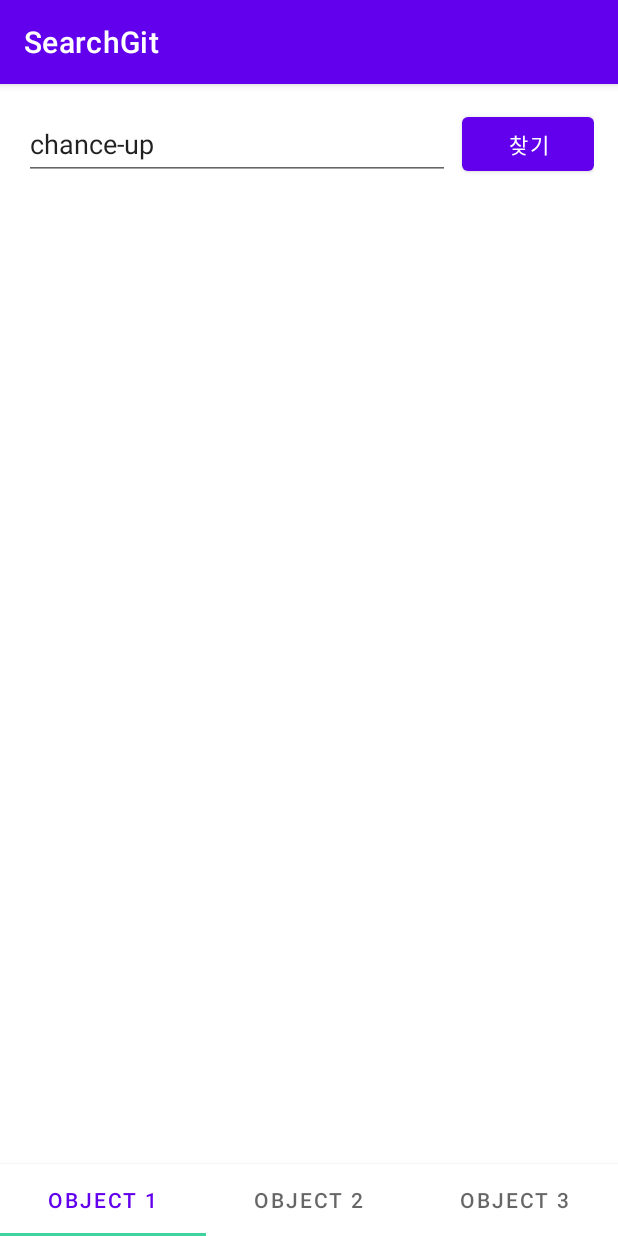
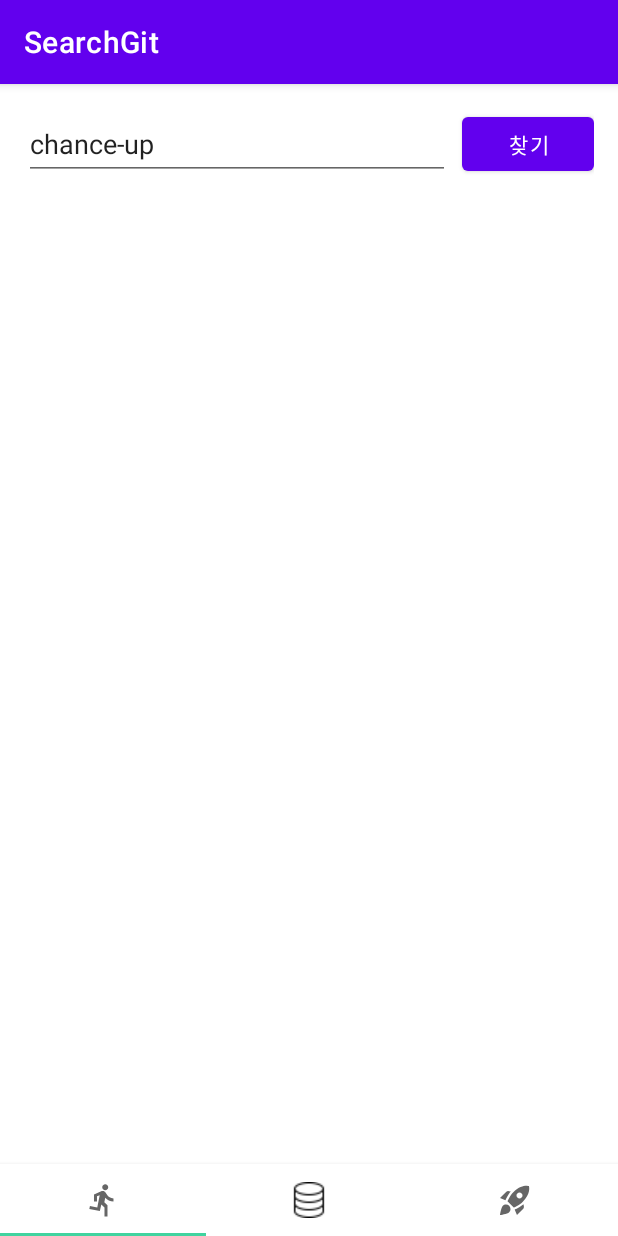
Before and after one commit to chance-up/SearchGit, an Android app: the screen it shows after launch (MainActivity), on a phone screen of 412 x 824 dp. Run offline under Robolectric (Android 15) with nearby library versions, the phone set to English and light mode, and no system bars; our stand-ins replace data binding; pictures from the network do not load.

Commit message:
Modify TabLayoutMediator

```diff
--- a/app/src/main/java/com/example/searchgit/ui/StartFragment.kt
+++ b/app/src/main/java/com/example/searchgit/ui/StartFragment.kt
@@ -5,6 +5,10 @@ import androidx.fragment.app.Fragment
 import android.view.LayoutInflater
 import android.view.View
 import android.view.ViewGroup
+import android.widget.RelativeLayout
+import androidx.core.view.get
+import androidx.viewpager2.widget.ViewPager2
+import com.example.searchgit.R
 import com.example.searchgit.adapter.ViewPagerAdapter
 import com.example.searchgit.databinding.FragmentStartBinding
 import com.google.android.material.tabs.TabLayout
@@ -21,10 +25,29 @@ class StartFragment : Fragment() {
 
     override fun onViewCreated(view: View, savedInstanceState: Bundle?) {
         super.onViewCreated(view, savedInstanceState)
-        startFragmentBinding.viewPagerBottomNav.adapter = ViewPagerAdapter(this)
-        TabLayoutMediator(startFragmentBinding.tabLayoutBottomNav,startFragmentBinding.viewPagerBottomNav){
+        val viewPager = startFragmentBinding.viewPagerBottomNav
+        val tabLayout = startFragmentBinding.tabLayoutBottomNav
+        val bottomNavLayout: View = this.layoutInflater.inflate(R.layout.bottom_nav,null,false)
+        val relativeLayoutList = listOf<RelativeLayout>(
+            bottomNavLayout.findViewById(R.id.btn_bottom_navi_search),
+            bottomNavLayout.findViewById(R.id.btn_bottom_navi_database),
+            bottomNavLayout.findViewById(R.id.btn_bottom_navi_third)
+        )
+        viewPager.adapter = ViewPagerAdapter(this)
+        TabLayoutMediator(tabLayout,viewPager){
                 tab: TabLayout.Tab,
-                i: Int -> tab.text = "OBJECT ${(i + 1)}"
+                i: Int -> tab.customView = relativeLayoutList[i]
         }.attach()
     }
+////text = "OBJECT ${(i + 1)}"
+//    private fun customizingTabLayout(){
+//        val tabLayout = startFragmentBinding.tabLayoutBottomNav
+//        val bottomNavLayout: View = this.layoutInflater.inflate(R.layout.bottom_nav,null,false)
+//        tabLayout.getTabAt(0)?.customView = bottomNavLayout.findViewById(R.id.btn_bottom_navi_search) as RelativeLayout
+//        tabLayout.getTabAt(1)?.customView = bottomNavLayout.findViewById(R.id.btn_bottom_navi_database) as RelativeLayout
+//        tabLayout.getTabAt(2)?.customView = bottomNavLayout.findViewById(R.id.btn_bottom_navi_third) as RelativeLayout
+//
+//
+//    }
+
 }
--- a/app/src/main/res/layout/bottom_nav.xml
+++ b/app/src/main/res/layout/bottom_nav.xml
@@ -6,7 +6,7 @@
     android:orientation="horizontal">
 
     <RelativeLayout
-        android:id="@+id/btn_bottom_navi_first"
+        android:id="@+id/btn_bottom_navi_search"
         android:layout_width="match_parent"
         android:layout_height="match_parent"
         android:layout_weight="1">
@@ -18,7 +18,7 @@
     </RelativeLayout>
 
     <RelativeLayout
-        android:id="@+id/btn_bottom_navi_second"
+        android:id="@+id/btn_bottom_navi_database"
         android:layout_width="match_parent"
         android:layout_height="match_parent"
         android:layout_weight="1">
```
